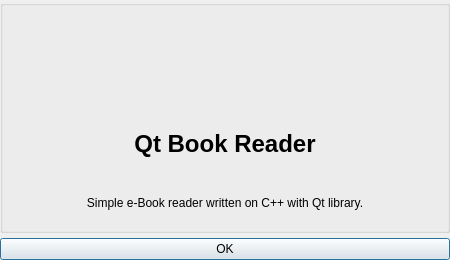
Old version of the form src/qbraboutdialog.ui in the repository moose-kazan/qbr.
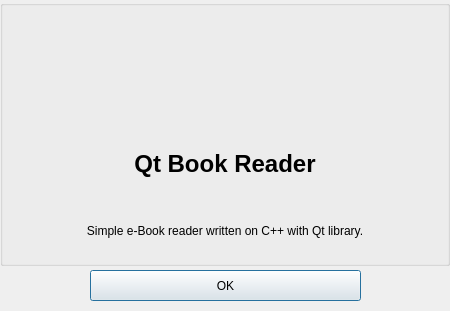
New version of the form. Icons and pictures are not drawn.

What changed in the file:
```diff
--- a/src/qbraboutdialog.ui
+++ b/src/qbraboutdialog.ui
@@ -7,7 +7,7 @@
     <x>0</x>
     <y>0</y>
     <width>450</width>
-    <height>260</height>
+    <height>311</height>
    </rect>
   </property>
   <property name="windowTitle">
@@ -19,7 +19,7 @@
      <x>0</x>
      <y>0</y>
      <width>450</width>
-     <height>260</height>
+     <height>266</height>
     </rect>
    </property>
    <layout class="QVBoxLayout" name="rootVLayout">
@@ -40,7 +40,7 @@
 	 <x>0</x>
 	 <y>0</y>
 	 <width>450</width>
-	 <height>233</height>
+         <height>261</height>
         </rect>
        </property>
        <layout class="QVBoxLayout" name="verticalLayout">
@@ -102,14 +102,20 @@
       </widget>
      </widget>
     </item>
-    <item>
+   </layout>
+  </widget>
      <widget class="QPushButton" name="okButton">
+   <property name="geometry">
+    <rect>
+     <x>90</x>
+     <y>270</y>
+     <width>271</width>
+     <height>31</height>
+    </rect>
+   </property>
       <property name="text">
        <string>OK</string>
       </property>
-     </widget>
-    </item>
-   </layout>
   </widget>
  </widget>
  <resources>
```
Lines whose indentation alone changed are shown as unchanged.
